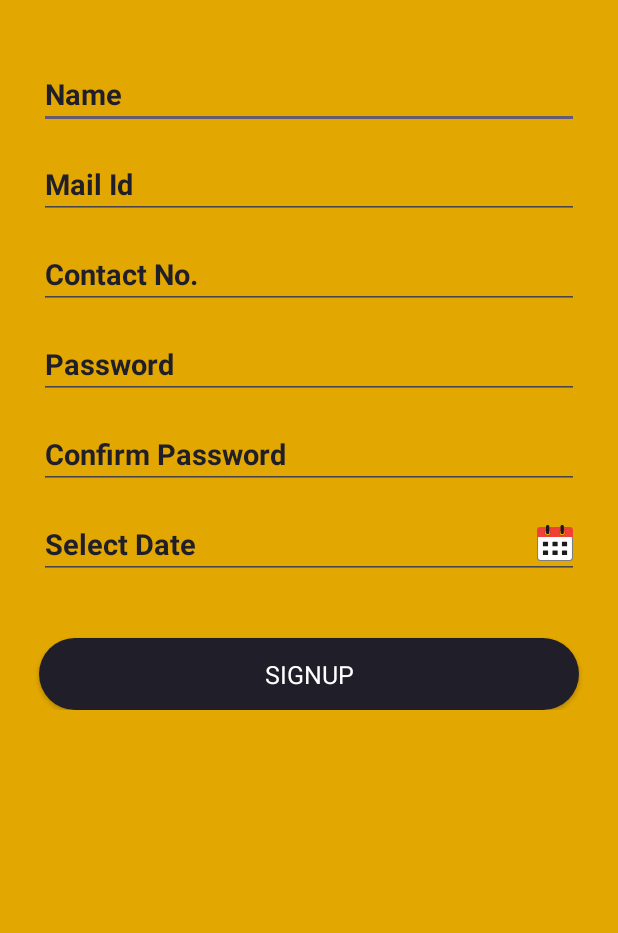
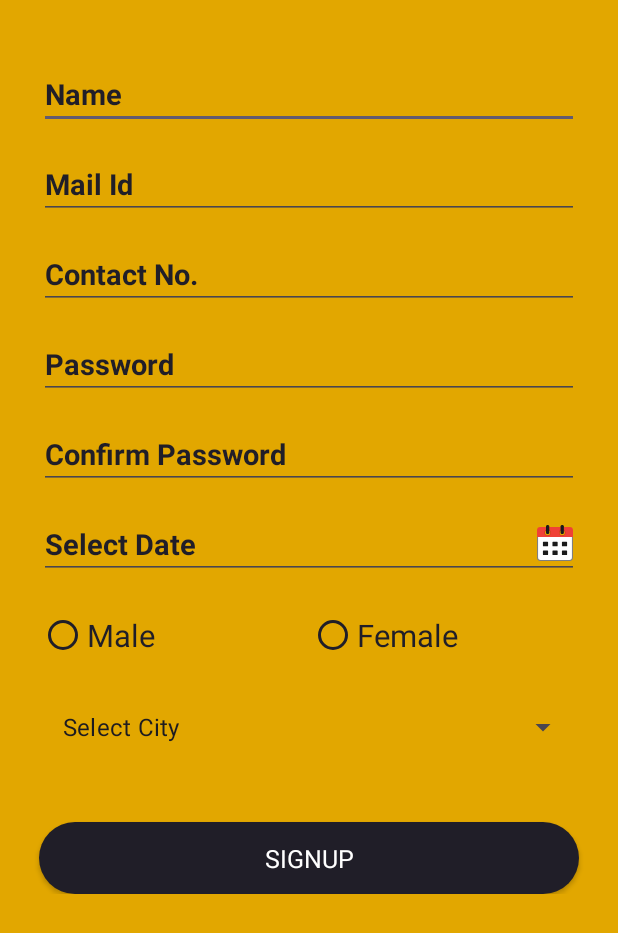
Before and after one commit to sahetu/June_Internship, an Android app: the SignupActivity screen opened directly, with no data from a screen before it, on a phone screen of 412 x 824 dp. Shown: the top 933 px of the screen. Run offline under Robolectric (Android 15) with nearby library versions, the phone set to English and light mode, and no system bars; our stand-ins replace sdp/ssp sizes; Roboto replaces fonts that are not available here.

Commit message:
23rd June

```diff
--- a/app/src/main/java/june/internship/SignupActivity.java
+++ b/app/src/main/java/june/internship/SignupActivity.java
@@ -5,9 +5,14 @@ import androidx.appcompat.app.AppCompatActivity;
 import android.app.DatePickerDialog;
 import android.os.Bundle;
 import android.view.View;
+import android.widget.AdapterView;
+import android.widget.ArrayAdapter;
 import android.widget.Button;
 import android.widget.DatePicker;
 import android.widget.EditText;
+import android.widget.RadioButton;
+import android.widget.RadioGroup;
+import android.widget.Spinner;
 import android.widget.Toast;
 
 import java.text.SimpleDateFormat;
@@ -23,6 +28,15 @@ public class SignupActivity extends AppCompatActivity {
 
     Calendar calendar;
 
+    //RadioButton male,female;
+    RadioGroup gender;
+
+    Spinner city;
+
+    String[] cityArray = {"Select City","Ahmedabad","Vadodara","Surat","Rajkot","Gandhinagar","Mehsana"};
+
+    String sCity;
+
     @Override
     protected void onCreate(Bundle savedInstanceState) {
         super.onCreate(savedInstanceState);
@@ -35,6 +49,57 @@ public class SignupActivity extends AppCompatActivity {
         confirmPassword = findViewById(R.id.signup_confirm_password);
 
         dob = findViewById(R.id.signup_dob);
+
+        gender = findViewById(R.id.signup_gender);
+
+        gender.setOnCheckedChangeListener(new RadioGroup.OnCheckedChangeListener() {
+            @Override
+            public void onCheckedChanged(RadioGroup radioGroup, int i) {
+                RadioButton radioButton = findViewById(i);
+                Toast.makeText(SignupActivity.this, radioButton.getText().toString(), Toast.LENGTH_SHORT).show();
+            }
+        });
+
+        /*male = findViewById(R.id.signup_male);
+        female = findViewById(R.id.signup_female);
+
+        male.setOnClickListener(new View.OnClickListener() {
+            @Override
+            public void onClick(View view) {
+                Toast.makeText(SignupActivity.this, male.getText().toString(), Toast.LENGTH_SHORT).show();
+            }
+        });
+
+        female.setOnClickListener(new View.OnClickListener() {
+            @Override
+            public void onClick(View view) {
+                Toast.makeText(SignupActivity.this, female.getText().toString(), Toast.LENGTH_SHORT).show();
+            }
+        });*/
+
+        city = findViewById(R.id.signup_city);
+        //city.setPrompt("Select City");
+        ArrayAdapter adapter = new ArrayAdapter(SignupActivity.this, android.R.layout.simple_list_item_1,cityArray);
+        adapter.setDropDownViewResource(android.R.layout.simple_list_item_checked);
+        city.setAdapter(adapter);
+
+        city.setOnItemSelectedListener(new AdapterView.OnItemSelectedListener() {
+            @Override
+            public void onItemSelected(AdapterView<?> adapterView, View view, int i, long l) {
+                if(i==0){
+                    sCity = "";
+                }
+                else {
+                    sCity = cityArray[i];
+                    Toast.makeText(SignupActivity.this, sCity, Toast.LENGTH_SHORT).show();
+                }
+            }
+
+            @Override
+            public void onNothingSelected(AdapterView<?> adapterView) {
+
+            }
+        });
 
         calendar = Calendar.getInstance();
 
@@ -103,6 +168,12 @@ public class SignupActivity extends AppCompatActivity {
                 else if(dob.getText().toString().trim().equals("")){
                     Toast.makeText(SignupActivity.this, "Please Select Date Of Birth", Toast.LENGTH_SHORT).show();
                 }
+                else if(gender.getCheckedRadioButtonId() == -1){
+                    Toast.makeText(SignupActivity.this, "Please Select Gender", Toast.LENGTH_SHORT).show();
+                }
+                else if(sCity.equals("")){
+                    Toast.makeText(SignupActivity.this, "Please Select City", Toast.LENGTH_SHORT).show();
+                }
                 else{
                     Toast.makeText(SignupActivity.this, "Signup Successfully", Toast.LENGTH_SHORT).show();
                     onBackPressed();
--- a/app/src/main/res/layout/activity_signup.xml
+++ b/app/src/main/res/layout/activity_signup.xml
@@ -3,9 +3,9 @@
     xmlns:app="http://schemas.android.com/apk/res-auto"
     xmlns:tools="http://schemas.android.com/tools"
     style="@style/layout_bg"
-    android:orientation="vertical"
     android:layout_width="match_parent"
     android:layout_height="match_parent"
+    android:orientation="vertical"
     tools:context=".SignupActivity">
 
     <androidx.core.widget.NestedScrollView
@@ -13,9 +13,9 @@
         android:layout_height="wrap_content">
 
         <LinearLayout
-            android:orientation="vertical"
             android:layout_width="match_parent"
-            android:layout_height="wrap_content">
+            android:layout_height="wrap_content"
+            android:orientation="vertical">
 
             <EditText
                 android:id="@+id/signup_name"
@@ -38,7 +38,6 @@
                 android:inputType="textEmailAddress" />
 
             <EditText
-                android:maxLength="10"
                 android:id="@+id/signup_contact"
                 style="@style/edit_bold_20"
                 android:layout_width="match_parent"
@@ -46,7 +45,8 @@
                 android:layout_marginHorizontal="@dimen/_20sdp"
                 android:layout_marginTop="@dimen/_10sdp"
                 android:hint="Contact No."
-                android:inputType="phone" />
+                android:inputType="phone"
+                android:maxLength="10" />
 
             <EditText
                 android:id="@+id/signup_password"
@@ -69,15 +69,48 @@
                 android:inputType="textPassword" />
 
             <EditText
-                android:drawableRight="@drawable/ic_calendar"
-                android:editable="false"
                 android:id="@+id/signup_dob"
                 style="@style/edit_bold_20"
                 android:layout_width="match_parent"
                 android:layout_height="wrap_content"
                 android:layout_marginHorizontal="@dimen/_20sdp"
                 android:layout_marginTop="@dimen/_10sdp"
+                android:drawableRight="@drawable/ic_calendar"
+                android:editable="false"
                 android:hint="Select Date" />
+
+            <RadioGroup
+                android:id="@+id/signup_gender"
+                android:layout_width="match_parent"
+                android:layout_height="wrap_content"
+                android:layout_marginHorizontal="@dimen/_20sdp"
+                android:layout_marginTop="@dimen/_10sdp"
+                android:orientation="horizontal">
+
+                <RadioButton
+                    android:id="@+id/signup_male"
+                    style="@style/radio_16"
+                    android:layout_width="match_parent"
+                    android:layout_height="wrap_content"
+                    android:layout_weight="1"
+                    android:text="Male" />
+
+                <RadioButton
+                    android:id="@+id/signup_female"
+                    style="@style/radio_16"
+                    android:layout_width="match_parent"
+                    android:layout_height="wrap_content"
+                    android:layout_weight="1"
+                    android:text="Female" />
+
+            </RadioGroup>
+
+            <Spinner
+                android:id="@+id/signup_city"
+                android:layout_width="match_parent"
+                android:layout_height="wrap_content"
+                android:layout_marginHorizontal="@dimen/_20sdp"
+                android:layout_marginTop="@dimen/_10sdp" />
 
             <Button
                 android:id="@+id/signup_button"
--- a/app/src/main/res/values/themes.xml
+++ b/app/src/main/res/values/themes.xml
@@ -44,4 +44,10 @@
         <item name="android:background">@drawable/custom_button_black</item>
     </style>
 
+    <style name="radio_16" parent="Widget.AppCompat.CompoundButton.RadioButton">
+        <item name="buttonTint">@color/black_gray</item>
+        <item name="android:textSize">@dimen/_16sdp</item>
+        <item name="android:textColor">@color/black_gray</item>
+    </style>
+
 </resources>
```
